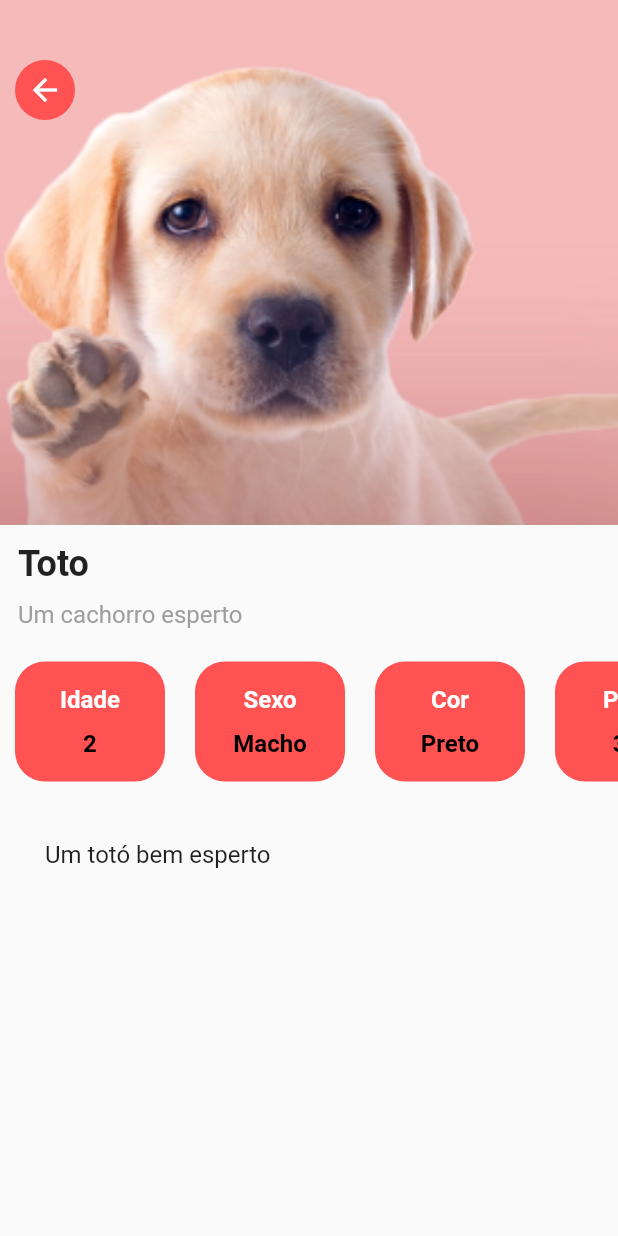
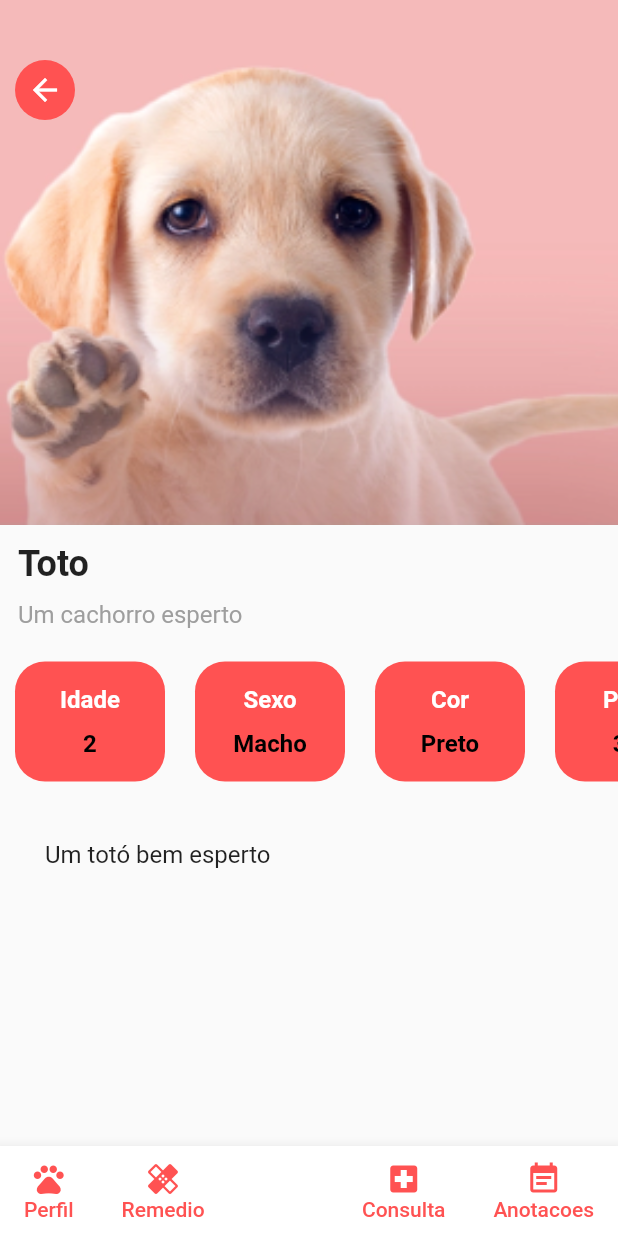
Before and after one commit to arielsardinha/flutter-life_pet, a Flutter app: the screen it shows after launch, after a tap on "Toto", on a phone screen of 412 x 824 dp. Run offline on Flutter 3.47's test engine with Material 2 defaults, Android fonts, the phone set to English and light mode, and no system bars; our stand-ins replace image_picker; Roboto replaces fonts that are missing (Montserrat).

Commit message:
criando navbar

```diff
--- /dev/null
+++ b/lib/components/costom_app_bar.dart
@@ -0,0 +1,103 @@
+import 'package:flutter/material.dart';
+
+class CustonAppBar extends StatefulWidget {
+  const CustonAppBar({Key? key}) : super(key: key);
+
+  @override
+  State<CustonAppBar> createState() => _CustonAppBarState();
+}
+
+class _CustonAppBarState extends State<CustonAppBar> {
+  @override
+  Widget build(BuildContext context) {
+    return BottomAppBar(
+      child: SizedBox(
+        height: 60,
+        child: Row(
+          mainAxisAlignment: MainAxisAlignment.spaceBetween,
+          crossAxisAlignment: CrossAxisAlignment.center,
+          children: [
+            Row(
+              crossAxisAlignment: CrossAxisAlignment.start,
+              children: [
+                MaterialButton(
+                  onPressed: () {},
+                  minWidth: 40,
+                  child: Column(
+                    mainAxisAlignment: MainAxisAlignment.center,
+                    children: const [
+                      Icon(
+                        Icons.pets,
+                        color: Colors.redAccent,
+                      ),
+                      Text(
+                        'Perfil',
+                        style: TextStyle(color: Colors.redAccent),
+                      )
+                    ],
+                  ),
+                ),
+                MaterialButton(
+                  onPressed: () {},
+                  minWidth: 40,
+                  child: Column(
+                    mainAxisAlignment: MainAxisAlignment.center,
+                    children: const [
+                      Icon(
+                        Icons.healing,
+                        color: Colors.redAccent,
+                      ),
+                      Text(
+                        'Remedio',
+                        style: TextStyle(color: Colors.redAccent),
+                      )
+                    ],
+                  ),
+                ),
+              ],
+            ),
+            Row(
+              crossAxisAlignment: CrossAxisAlignment.end,
+              children: [
+                MaterialButton(
+                  onPressed: () {},
+                  minWidth: 40,
+                  child: Column(
+                    mainAxisAlignment: MainAxisAlignment.center,
+                    children: const [
+                      Icon(
+                        Icons.local_hospital,
+                        color: Colors.redAccent,
+                      ),
+                      Text(
+                        'Consulta',
+                        style: TextStyle(color: Colors.redAccent),
+                      )
+                    ],
+                  ),
+                ),
+                MaterialButton(
+                  onPressed: () {},
+                  minWidth: 40,
+                  child: Column(
+                    mainAxisAlignment: MainAxisAlignment.center,
+                    children: const [
+                      Icon(
+                        Icons.event_note,
+                        color: Colors.redAccent,
+                      ),
+                      Text(
+                        'Anotacoes',
+                        style: TextStyle(color: Colors.redAccent),
+                      )
+                    ],
+                  ),
+                ),
+              ],
+            )
+          ],
+        ),
+      ),
+    );
+  }
+}
--- a/lib/modules/pets/perfil/perfil_pet_view.dart
+++ b/lib/modules/pets/perfil/perfil_pet_view.dart
@@ -1,4 +1,5 @@
 import 'package:flutter/material.dart';
+import 'package:life_pet/components/costom_app_bar.dart';
 import 'package:life_pet/models/pet_model.dart';
 
 class PerfilPetView extends StatelessWidget {
@@ -89,6 +90,7 @@ class PerfilPetView extends StatelessWidget {
           ],
         ),
       ),
+      bottomNavigationBar: CustonAppBar(),
     );
   }
 }
```
